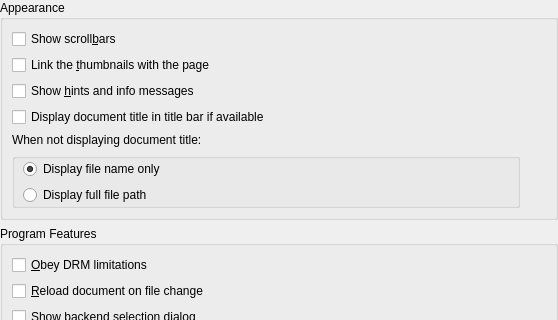
This is conf/dlggeneralbase.ui in KDE/okular as Qt 5 draws it before an edit; both pictures show x 0 to 558 and y 0 to 320 of the 558 by 575 pixel window. The edited form follows.
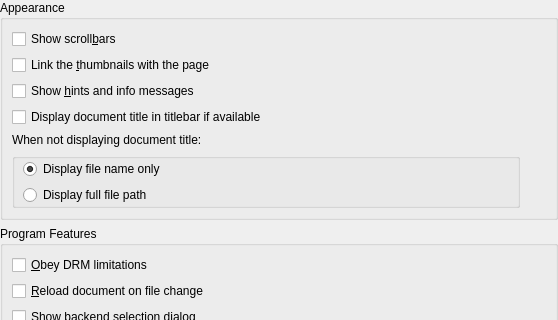
This is the edited form. Custom widgets are drawn as their Qt base class.

Commit message: Some cleanup in docs, fix EBN warnings

Diff of the .ui file:
```diff
--- a/conf/dlggeneralbase.ui
+++ b/conf/dlggeneralbase.ui
@@ -61,7 +61,7 @@
         <item>
          <widget class="QCheckBox" name="kcfg_DisplayDocumentTitle">
           <property name="text">
-           <string>Display document title in title bar if available</string>
+           <string>Display document title in titlebar if available</string>
           </property>
          </widget>
         </item>
```
The commit also changes 2 other files.
